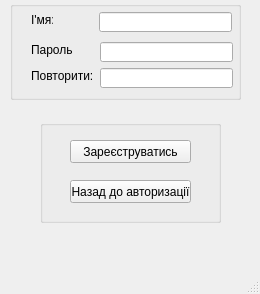
Before: the Qt Designer form Лаб 2/Sourse/Client_2lab/reg.ui in KilledByMachine/Proj, drawn with Qt 5.
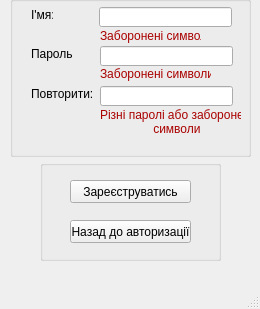
After: the same form once the commit is applied.

What changed in the file:
```diff
--- a/Лаб 2/Sourse/Client_2lab/reg.ui
+++ b/Лаб 2/Sourse/Client_2lab/reg.ui
@@ -7,19 +7,19 @@
     <x>0</x>
     <y>0</y>
     <width>260</width>
-    <height>294</height>
+    <height>309</height>
    </rect>
   </property>
   <property name="minimumSize">
    <size>
     <width>260</width>
-    <height>294</height>
+    <height>309</height>
    </size>
   </property>
   <property name="maximumSize">
    <size>
     <width>260</width>
-    <height>294</height>
+    <height>309</height>
    </size>
   </property>
   <property name="windowTitle">
@@ -30,9 +30,9 @@
     <property name="geometry">
      <rect>
       <x>10</x>
-      <y>1</y>
-      <width>231</width>
-      <height>99</height>
+      <y>-4</y>
+      <width>241</width>
+      <height>161</height>
      </rect>
     </property>
     <property name="title">
@@ -42,7 +42,7 @@
      <property name="geometry">
       <rect>
        <x>90</x>
-       <y>41</y>
+       <y>50</y>
        <width>133</width>
        <height>20</height>
       </rect>
@@ -62,7 +62,7 @@
      <property name="geometry">
       <rect>
        <x>90</x>
-       <y>67</y>
+       <y>90</y>
        <width>133</width>
        <height>20</height>
       </rect>
@@ -85,7 +85,7 @@
      <property name="geometry">
       <rect>
        <x>21</x>
-       <y>41</y>
+       <y>50</y>
        <width>41</width>
        <height>16</height>
       </rect>
@@ -98,7 +98,7 @@
      <property name="geometry">
       <rect>
        <x>21</x>
-       <y>67</y>
+       <y>90</y>
        <width>98</width>
        <height>16</height>
       </rect>
@@ -107,14 +107,174 @@
       <string>Повторити:</string>
      </property>
     </widget>
+    <widget class="QLabel" name="label_4">
+     <property name="geometry">
+      <rect>
+       <x>90</x>
+       <y>30</y>
+       <width>101</width>
+       <height>20</height>
+      </rect>
+     </property>
+     <property name="palette">
+      <palette>
+       <active>
+        <colorrole role="WindowText">
+         <brush brushstyle="SolidPattern">
+          <color alpha="255">
+           <red>170</red>
+           <green>0</green>
+           <blue>0</blue>
+          </color>
+         </brush>
+        </colorrole>
+       </active>
+       <inactive>
+        <colorrole role="WindowText">
+         <brush brushstyle="SolidPattern">
+          <color alpha="255">
+           <red>170</red>
+           <green>0</green>
+           <blue>0</blue>
+          </color>
+         </brush>
+        </colorrole>
+       </inactive>
+       <disabled>
+        <colorrole role="WindowText">
+         <brush brushstyle="SolidPattern">
+          <color alpha="255">
+           <red>120</red>
+           <green>120</green>
+           <blue>120</blue>
+          </color>
+         </brush>
+        </colorrole>
+       </disabled>
+      </palette>
+     </property>
+     <property name="text">
+      <string>Заборонені символи</string>
+     </property>
+    </widget>
+    <widget class="QLabel" name="label_5">
+     <property name="geometry">
+      <rect>
+       <x>90</x>
+       <y>70</y>
+       <width>111</width>
+       <height>16</height>
+      </rect>
+     </property>
+     <property name="palette">
+      <palette>
+       <active>
+        <colorrole role="WindowText">
+         <brush brushstyle="SolidPattern">
+          <color alpha="255">
+           <red>170</red>
+           <green>0</green>
+           <blue>0</blue>
+          </color>
+         </brush>
+        </colorrole>
+       </active>
+       <inactive>
+        <colorrole role="WindowText">
+         <brush brushstyle="SolidPattern">
+          <color alpha="255">
+           <red>170</red>
+           <green>0</green>
+           <blue>0</blue>
+          </color>
+         </brush>
+        </colorrole>
+       </inactive>
+       <disabled>
+        <colorrole role="WindowText">
+         <brush brushstyle="SolidPattern">
+          <color alpha="255">
+           <red>120</red>
+           <green>120</green>
+           <blue>120</blue>
+          </color>
+         </brush>
+        </colorrole>
+       </disabled>
+      </palette>
+     </property>
+     <property name="text">
+      <string>Заборонені символи</string>
+     </property>
+    </widget>
+    <widget class="QLabel" name="label_6">
+     <property name="geometry">
+      <rect>
+       <x>90</x>
+       <y>110</y>
+       <width>141</width>
+       <height>31</height>
+      </rect>
+     </property>
+     <property name="palette">
+      <palette>
+       <active>
+        <colorrole role="WindowText">
+         <brush brushstyle="SolidPattern">
+          <color alpha="255">
+           <red>170</red>
+           <green>0</green>
+           <blue>0</blue>
+          </color>
+         </brush>
+        </colorrole>
+       </active>
+       <inactive>
+        <colorrole role="WindowText">
+         <brush brushstyle="SolidPattern">
+          <color alpha="255">
+           <red>170</red>
+           <green>0</green>
+           <blue>0</blue>
+          </color>
+         </brush>
+        </colorrole>
+       </inactive>
+       <disabled>
+        <colorrole role="WindowText">
+         <brush brushstyle="SolidPattern">
+          <color alpha="255">
+           <red>120</red>
+           <green>120</green>
+           <blue>120</blue>
+          </color>
+         </brush>
+        </colorrole>
+       </disabled>
+      </palette>
+     </property>
+     <property name="lineWidth">
+      <number>2</number>
+     </property>
+     <property name="text">
+      <string>Різні паролі або заборонені 
+                символи</string>
+     </property>
+     <property name="textFormat">
+      <enum>Qt::PlainText</enum>
+     </property>
+     <property name="scaledContents">
+      <bool>false</bool>
+     </property>
+    </widget>
    </widget>
    <widget class="QGroupBox" name="groupBox_2">
     <property name="geometry">
      <rect>
       <x>40</x>
-      <y>120</y>
+      <y>160</y>
       <width>181</width>
-      <height>103</height>
+      <height>101</height>
      </rect>
     </property>
     <property name="title">
```
